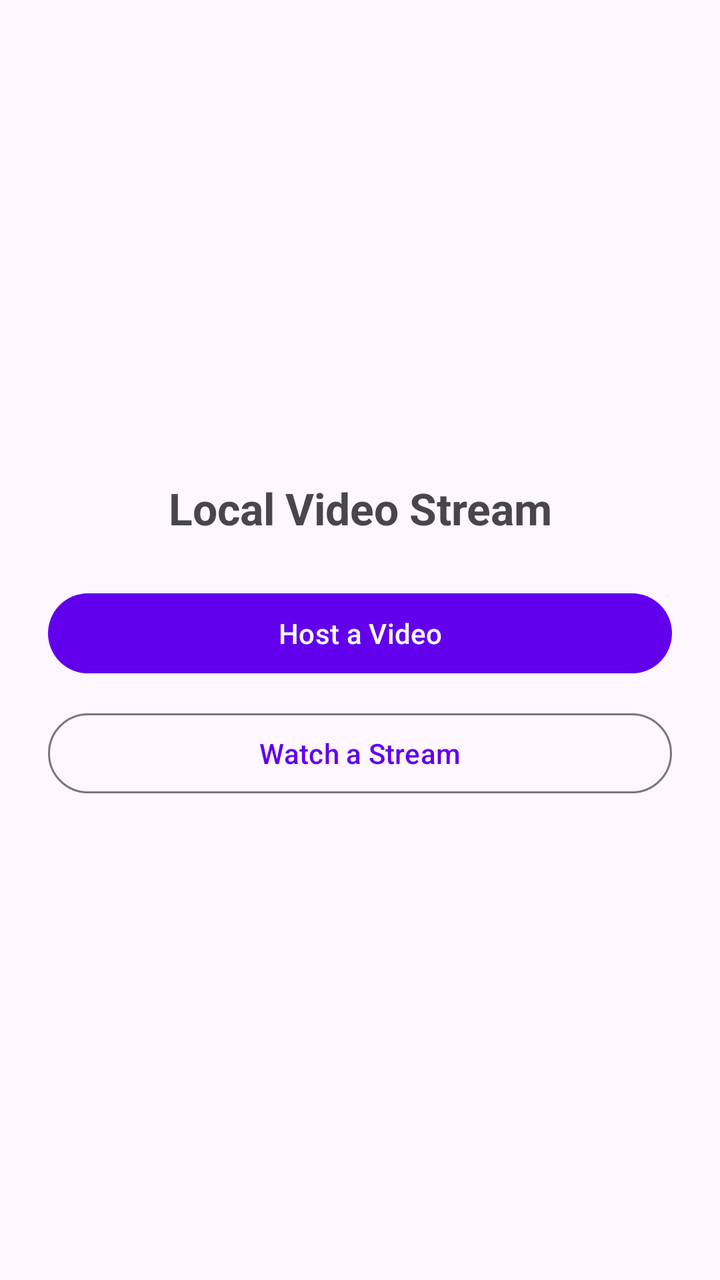
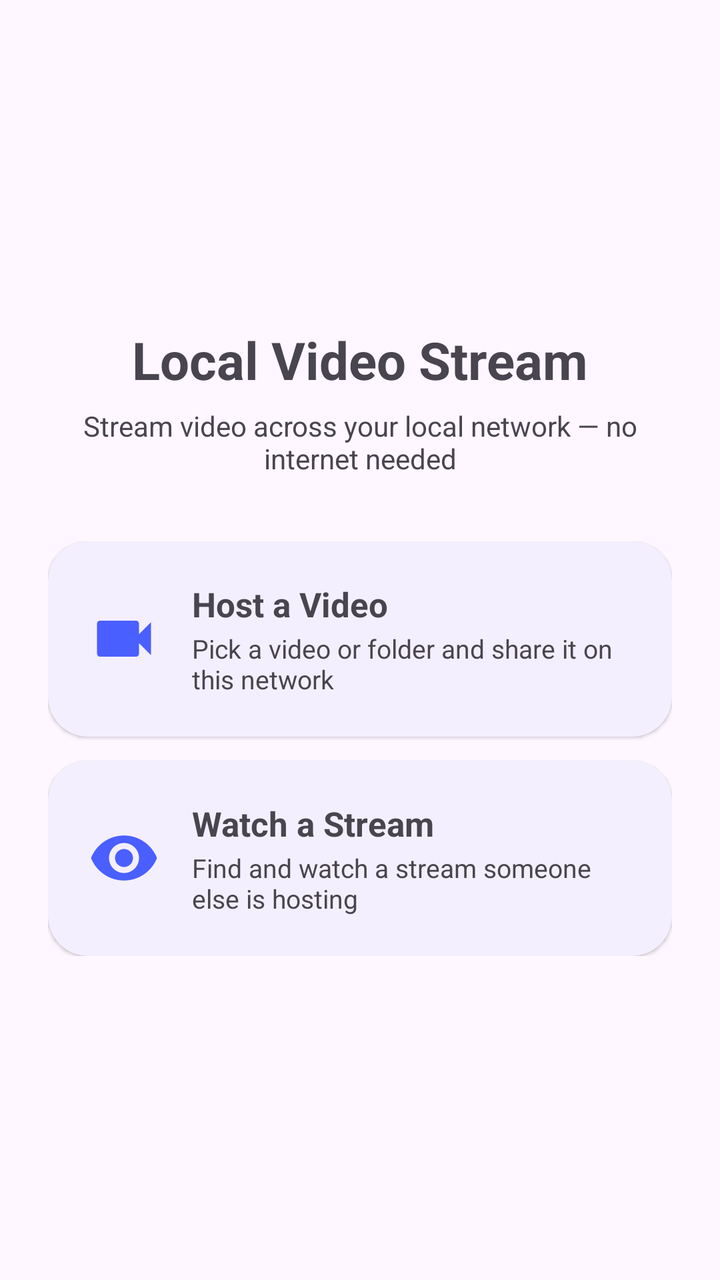

Two renders of the same Android screen: before a commit and after it. Below are the layout's source before the change and the commit's diff.
<!-- AndroidManifest.xml: application theme Theme.VideoStreamLocal -->
<!-- res/layout/activity_main.xml -->
<?xml version="1.0" encoding="utf-8"?>
<androidx.constraintlayout.widget.ConstraintLayout xmlns:android="http://schemas.android.com/apk/res/android"
    xmlns:app="http://schemas.android.com/apk/res-auto"
    xmlns:tools="http://schemas.android.com/tools"
    android:layout_width="match_parent"
    android:layout_height="match_parent"
    android:padding="24dp"
    tools:context=".MainActivity">

    <TextView
        android:id="@+id/titleText"
        android:layout_width="0dp"
        android:layout_height="wrap_content"
        android:gravity="center"
        android:textSize="22sp"
        android:textStyle="bold"
        android:text="@string/app_name"
        app:layout_constraintTop_toTopOf="parent"
        app:layout_constraintBottom_toTopOf="@id/buttonGroup"
        app:layout_constraintStart_toStartOf="parent"
        app:layout_constraintEnd_toEndOf="parent"
        app:layout_constraintVertical_chainStyle="packed" />

    <LinearLayout
        android:id="@+id/buttonGroup"
        android:layout_width="match_parent"
        android:layout_height="wrap_content"
        android:layout_marginTop="24dp"
        android:orientation="vertical"
        app:layout_constraintTop_toBottomOf="@id/titleText"
        app:layout_constraintBottom_toBottomOf="parent"
        app:layout_constraintStart_toStartOf="parent"
        app:layout_constraintEnd_toEndOf="parent">

        <com.google.android.material.button.MaterialButton
            android:id="@+id/hostButton"
            android:layout_width="match_parent"
            android:layout_height="wrap_content"
            android:text="@string/host_a_video" />

        <com.google.android.material.button.MaterialButton
            android:id="@+id/watchButton"
            style="@style/Widget.Material3.Button.OutlinedButton"
            android:layout_width="match_parent"
            android:layout_height="wrap_content"
            android:layout_marginTop="12dp"
            android:text="@string/watch_a_stream" />

    </LinearLayout>

</androidx.constraintlayout.widget.ConstraintLayout>
<!-- resources referenced by this layout -->
<resources>
  <string name="app_name">Local Video Stream</string>
  <string name="host_a_video">Host a Video</string>
  <string name="watch_a_stream">Watch a Stream</string>
  <style name="Theme.VideoStreamLocal" parent="Theme.Material3.DayNight.NoActionBar">
          <item name="colorPrimary">@color/purple_500</item>
      </style>
  <color name="purple_500">#FF6200EE</color>
</resources>

<!-- the commit's change to res/layout/activity_main.xml (unified diff, before → after) -->
@@ -12,39 +12,144 @@
         android:layout_width="0dp"
         android:layout_height="wrap_content"
         android:gravity="center"
-        android:textSize="22sp"
+        android:textSize="26sp"
         android:textStyle="bold"
         android:text="@string/app_name"
         app:layout_constraintTop_toTopOf="parent"
-        app:layout_constraintBottom_toTopOf="@id/buttonGroup"
+        app:layout_constraintBottom_toTopOf="@id/taglineText"
         app:layout_constraintStart_toStartOf="parent"
         app:layout_constraintEnd_toEndOf="parent"
         app:layout_constraintVertical_chainStyle="packed" />
+
+    <TextView
+        android:id="@+id/taglineText"
+        android:layout_width="0dp"
+        android:layout_height="wrap_content"
+        android:layout_marginTop="6dp"
+        android:gravity="center"
+        android:textSize="14sp"
+        android:textColor="?android:attr/textColorSecondary"
+        android:text="@string/app_tagline"
+        app:layout_constraintTop_toBottomOf="@id/titleText"
+        app:layout_constraintBottom_toTopOf="@id/buttonGroup"
+        app:layout_constraintStart_toStartOf="parent"
+        app:layout_constraintEnd_toEndOf="parent" />
 
     <LinearLayout
         android:id="@+id/buttonGroup"
         android:layout_width="match_parent"
         android:layout_height="wrap_content"
-        android:layout_marginTop="24dp"
+        android:layout_marginTop="32dp"
         android:orientation="vertical"
-        app:layout_constraintTop_toBottomOf="@id/titleText"
+        app:layout_constraintTop_toBottomOf="@id/taglineText"
         app:layout_constraintBottom_toBottomOf="parent"
         app:layout_constraintStart_toStartOf="parent"
         app:layout_constraintEnd_toEndOf="parent">
 
-        <com.google.android.material.button.MaterialButton
+        <com.google.android.material.card.MaterialCardView
             android:id="@+id/hostButton"
             android:layout_width="match_parent"
             android:layout_height="wrap_content"
-            android:text="@string/host_a_video" />
+            android:clickable="true"
+            android:focusable="true"
+            app:cardCornerRadius="20dp"
+            app:cardElevation="1dp"
+            app:strokeWidth="0dp">
 
-        <com.google.android.material.button.MaterialButton
+            <LinearLayout
+                android:layout_width="match_parent"
+                android:layout_height="wrap_content"
+                android:gravity="center_vertical"
+                android:orientation="horizontal"
+                android:padding="20dp">
+
+                <ImageView
+                    android:layout_width="36dp"
+                    android:layout_height="36dp"
+                    android:contentDescription="@null"
+                    android:src="@drawable/ic_videocam"
+                    app:tint="?attr/colorPrimary" />
+
+                <LinearLayout
+                    android:layout_width="0dp"
+                    android:layout_height="wrap_content"
+                    android:layout_marginStart="16dp"
+                    android:layout_weight="1"
+                    android:orientation="vertical">
+
+                    <TextView
+                        android:layout_width="wrap_content"
+                        android:layout_height="wrap_content"
+                        android:text="@string/host_a_video"
+                        android:textSize="17sp"
+                        android:textStyle="bold" />
+
+                    <TextView
+                        android:layout_width="wrap_content"
+                        android:layout_height="wrap_content"
+                        android:layout_marginTop="2dp"
+                        android:text="@string/host_a_video_subtitle"
+                        android:textColor="?android:attr/textColorSecondary"
+                        android:textSize="13sp" />
+
+                </LinearLayout>
+
+            </LinearLayout>
+
+        </com.google.android.material.card.MaterialCardView>
+
+        <com.google.android.material.card.MaterialCardView
             android:id="@+id/watchButton"
-            style="@style/Widget.Material3.Button.OutlinedButton"
             android:layout_width="match_parent"
             android:layout_height="wrap_content"
             android:layout_marginTop="12dp"
-            android:text="@string/watch_a_stream" />
+            android:clickable="true"
+            android:focusable="true"
+            app:cardCornerRadius="20dp"
+            app:cardElevation="1dp"
+            app:strokeWidth="0dp">
+
+            <LinearLayout
+                android:layout_width="match_parent"
+                android:layout_height="wrap_content"
+                android:gravity="center_vertical"
+                android:orientation="horizontal"
+                android:padding="20dp">
+
+                <ImageView
+                    android:layout_width="36dp"
+                    android:layout_height="36dp"
+                    android:contentDescription="@null"
+                    android:src="@drawable/ic_visibility"
+                    app:tint="?attr/colorPrimary" />
+
+                <LinearLayout
+                    android:layout_width="0dp"
+                    android:layout_height="wrap_content"
+                    android:layout_marginStart="16dp"
+                    android:layout_weight="1"
+                    android:orientation="vertical">
+
+                    <TextView
+                        android:layout_width="wrap_content"
+                        android:layout_height="wrap_content"
+                        android:text="@string/watch_a_stream"
+                        android:textSize="17sp"
+                        android:textStyle="bold" />
+
+                    <TextView
+                        android:layout_width="wrap_content"
+                        android:layout_height="wrap_content"
+                        android:layout_marginTop="2dp"
+                        android:text="@string/watch_a_stream_subtitle"
+                        android:textColor="?android:attr/textColorSecondary"
+                        android:textSize="13sp" />
+
+                </LinearLayout>
+
+            </LinearLayout>
+
+        </com.google.android.material.card.MaterialCardView>
 
     </LinearLayout>
 
<!-- resource entries referenced after the edit -->
@@ -1,11 +1,34 @@
 <!-- resources referenced by this layout -->
 <resources>
+  <!-- drawable ic_videocam (drawable) -->
+  <vector xmlns:android="http://schemas.android.com/apk/res/android"
+      android:width="24dp"
+      android:height="24dp"
+      android:viewportWidth="24"
+      android:viewportHeight="24">
+      <path
+          android:fillColor="#FF000000"
+          android:pathData="M17,10.5V7c0,-0.55 -0.45,-1 -1,-1H4c-0.55,0 -1,0.45 -1,1v10c0,0.55 0.45,1 1,1h12c0.55,0 1,-0.45 1,-1v-3.5l4,4v-11l-4,4z" />
+  </vector>
+  <!-- drawable ic_visibility (drawable) -->
+  <vector xmlns:android="http://schemas.android.com/apk/res/android"
+      android:width="24dp"
+      android:height="24dp"
+      android:viewportWidth="24"
+      android:viewportHeight="24">
+      <path
+          android:fillColor="#FF000000"
+          android:pathData="M12,4.5C7,4.5 2.73,7.61 1,12c1.73,4.39 6,7.5 11,7.5s9.27,-3.11 11,-7.5c-1.73,-4.39 -6,-7.5 -11,-7.5zM12,17c-2.76,0 -5,-2.24 -5,-5s2.24,-5 5,-5 5,2.24 5,5 -2.24,5 -5,5zM12,9c-1.66,0 -3,1.34 -3,3s1.34,3 3,3 3,-1.34 3,-3 -1.34,-3 -3,-3z" />
+  </vector>
   <string name="app_name">Local Video Stream</string>
+  <string name="app_tagline">Stream video across your local network — no internet needed</string>
   <string name="host_a_video">Host a Video</string>
+  <string name="host_a_video_subtitle">Pick a video or folder and share it on this network</string>
   <string name="watch_a_stream">Watch a Stream</string>
+  <string name="watch_a_stream_subtitle">Find and watch a stream someone else is hosting</string>
   <style name="Theme.VideoStreamLocal" parent="Theme.Material3.DayNight.NoActionBar">
-          <item name="colorPrimary">@color/purple_500</item>
+          <item name="colorPrimary">@color/brand_primary</item>
       </style>
-  <color name="purple_500">#FF6200EE</color>
+  <color name="brand_primary">#4A5FFF</color>
 </resources>
 
